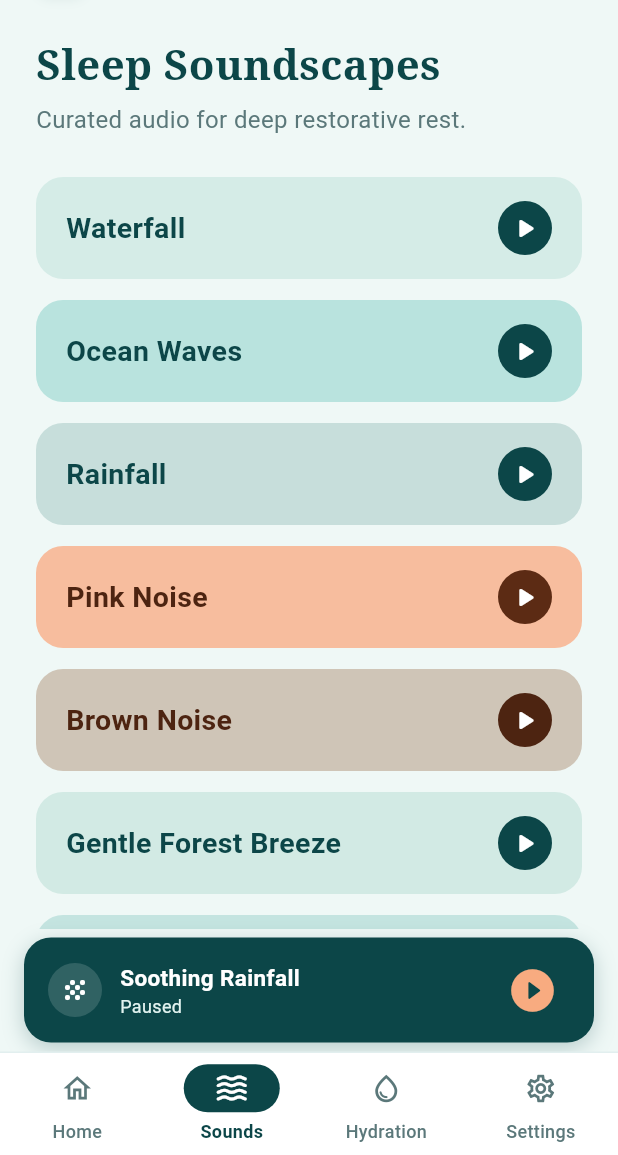
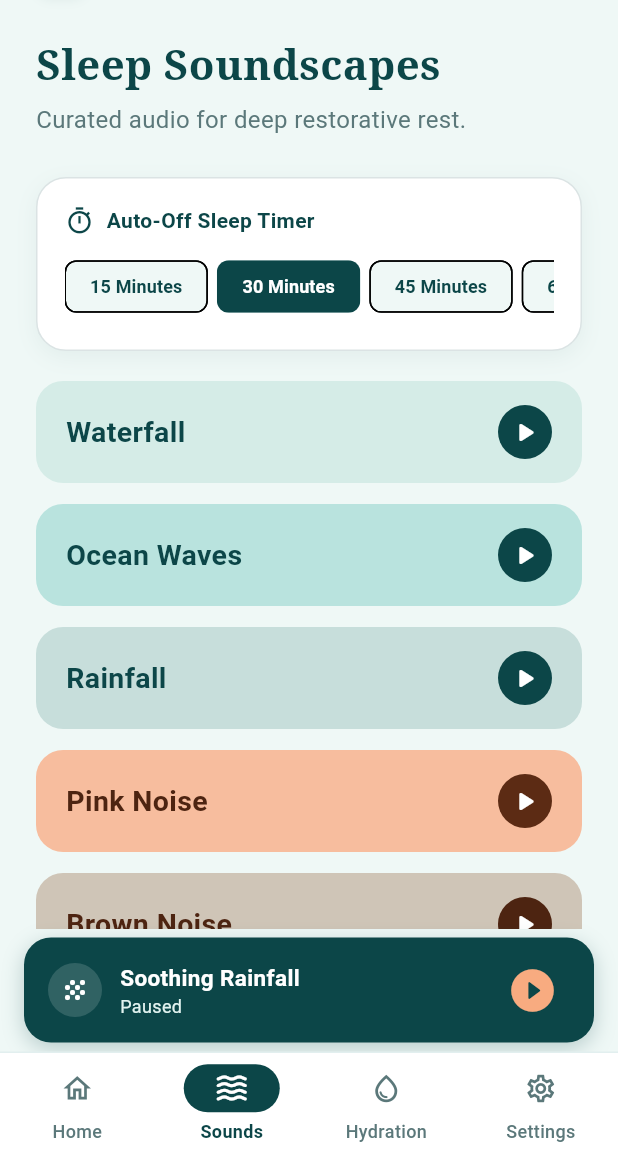
Before and after one commit to deshan2004/Aquasoothe, a Flutter app: the HomeScreen screen opened directly, after a tap on "All Sounds", on a phone screen of 412 x 824 dp, the part 81-1236 px from its top. Run offline on Flutter 3.47's test engine with Material 3 defaults, Android fonts, the phone set to English and light mode, and no system bars; our stand-ins replace cloud_firestore, firebase_auth, firebase_core, flutter_local_notifications, flutter_riverpod, just_audio and 2 more; missing offline and left inert: audio_session; accounts and stored records are empty.

Commit message:
feat: add interactive auto-off sleep timer controls and live countdown

```diff
--- a/lib/screens/home_screen.dart
+++ b/lib/screens/home_screen.dart
@@ -176,6 +176,17 @@ class HomeScreen extends ConsumerWidget {
                                     maxHeight: 14,
                                     barCount: 3,
                                   ),
+                                  if (audioNotifier.secondsRemaining > 0) ...[
+                                    const SizedBox(width: 8),
+                                    Text(
+                                      '• Auto-off ${audioNotifier.formattedTimeRemaining}',
+                                      style: TextStyle(
+                                        fontSize: 11,
+                                        fontWeight: FontWeight.bold,
+                                        color: subtitleColor,
+                                      ),
+                                    ),
+                                  ],
                                 ],
                               ],
                             ),
--- a/lib/screens/sounds_library_screen.dart
+++ b/lib/screens/sounds_library_screen.dart
@@ -108,7 +108,7 @@ class SoundsLibraryScreen extends ConsumerWidget {
               const SizedBox(height: 28),
 
               // Active Sound Controls Banner if playing
-              if (isPlaying) ...[
+              // Active Sound & Auto-off Sleep Timer Controls Banner
               AnimatedContainer(
                 duration: const Duration(milliseconds: 300),
                 padding: const EdgeInsets.all(18),
@@ -126,10 +126,12 @@ class SoundsLibraryScreen extends ConsumerWidget {
                 ),
                 child: Column(
                   children: [
+                    if (isPlaying) ...[
                       Row(
                         mainAxisAlignment: MainAxisAlignment.spaceBetween,
                         children: [
-                          Row(
+                          Expanded(
+                            child: Row(
                               children: [
                                 SoundVisualizerWidget(
                                   isPlaying: true,
@@ -139,15 +141,19 @@ class SoundsLibraryScreen extends ConsumerWidget {
                                   barCount: 4,
                                 ),
                                 const SizedBox(width: 10),
-                              Text(
+                                Flexible(
+                                  child: Text(
                                     'Playing: ${currentTrack.title}',
                                     style: const TextStyle(
                                       fontWeight: FontWeight.bold,
                                       color: Color(0xFF0C4648),
                                       fontSize: 15,
                                     ),
+                                    overflow: TextOverflow.ellipsis,
+                                  ),
                                 ),
                               ],
+                            ),
                           ),
                           IconButton(
                             icon: const Icon(Icons.pause_circle_filled_rounded, color: Color(0xFF0C4648), size: 30),
@@ -182,11 +188,72 @@ class SoundsLibraryScreen extends ConsumerWidget {
                           ),
                         ],
                       ),
+                      const SizedBox(height: 12),
+                      const Divider(height: 1),
+                      const SizedBox(height: 12),
+                    ],
+                    // Sleep Timer Header
+                    Row(
+                      children: [
+                        const Icon(Icons.timer_outlined, color: Color(0xFF0C4648), size: 20),
+                        const SizedBox(width: 8),
+                        const Text(
+                          'Auto-Off Sleep Timer',
+                          style: TextStyle(fontWeight: FontWeight.bold, fontSize: 14, color: Color(0xFF0C4648)),
+                        ),
+                        const Spacer(),
+                        if (isPlaying && audioNotifier.secondsRemaining > 0)
+                          Container(
+                            padding: const EdgeInsets.symmetric(horizontal: 10, vertical: 4),
+                            decoration: BoxDecoration(
+                              color: const Color(0xFF0C4648).withValues(alpha: 0.1),
+                              borderRadius: BorderRadius.circular(10),
+                            ),
+                            child: Row(
+                              children: [
+                                const Icon(Icons.hourglass_bottom_rounded, size: 14, color: Color(0xFF0C4648)),
+                                const SizedBox(width: 4),
+                                Text(
+                                  'Off in ${audioNotifier.formattedTimeRemaining}',
+                                  style: const TextStyle(fontWeight: FontWeight.bold, fontSize: 12, color: Color(0xFF0C4648)),
+                                ),
+                              ],
+                            ),
+                          ),
+                      ],
+                    ),
+                    const SizedBox(height: 10),
+                    // Sleep Timer Presets
+                    SingleChildScrollView(
+                      scrollDirection: Axis.horizontal,
+                      child: Row(
+                        children: SleepTimerPreset.values.map((preset) {
+                          final isSelected = audioNotifier.selectedPreset == preset;
+                          return Padding(
+                            padding: const EdgeInsets.only(right: 6),
+                            child: ChoiceChip(
+                              label: Text(preset.label),
+                              selected: isSelected,
+                              selectedColor: const Color(0xFF0C4648),
+                              backgroundColor: const Color(0xFFEFF8F6),
+                              showCheckmark: false,
+                              labelStyle: TextStyle(
+                                color: isSelected ? Colors.white : const Color(0xFF0C4648),
+                                fontSize: 12,
+                                fontWeight: FontWeight.w600,
+                              ),
+                              onSelected: (_) {
+                                audioNotifier.setTimerPreset(preset);
+                              },
+                            ),
+                          );
+                        }).toList(),
+                      ),
+                    ),
                   ],
                 ),
               ),
               const SizedBox(height: 20),
-              ],
 
               // List of Sound Cards
               Column(
--- a/lib/services/audio_service.dart
+++ b/lib/services/audio_service.dart
@@ -50,6 +50,15 @@ class AudioServiceNotifier extends ChangeNotifier {
   SleepTimerPreset get selectedPreset => _selectedPreset;
   int get secondsRemaining => _secondsRemaining;
   bool get isFadingOut => _isFadingOut;
+
+  String get formattedTimeRemaining {
+    if (_selectedPreset == SleepTimerPreset.allNight || _secondsRemaining <= 0) {
+      return 'Off';
+    }
+    final mins = _secondsRemaining ~/ 60;
+    final secs = _secondsRemaining % 60;
+    return '${mins.toString().padLeft(2, '0')}:${secs.toString().padLeft(2, '0')}';
+  }
 
   AudioServiceNotifier() {
     _initAudioSession();
```
Also changed, not shown: 1 other file. Lines whose indentation alone changed are shown as unchanged.
